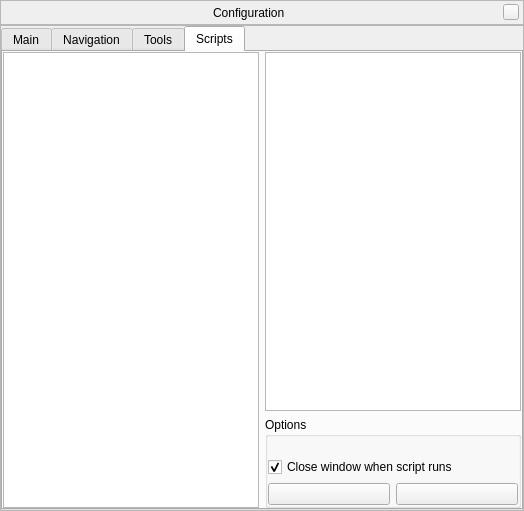
The window that src/gui/configurationDialog.ui (519984307/stellarium_src) describes before a commit, drawn with Qt 5.
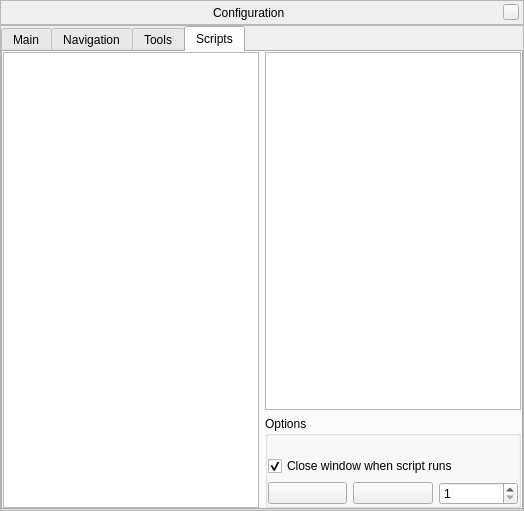
The same window after the commit. The open tabs and pages were chosen to show the change. Icons and pictures are not drawn. Custom widgets are drawn as their Qt base class.

Commit message: script execution time rate

What changed in the file:
```diff
--- a/src/gui/configurationDialog.ui
+++ b/src/gui/configurationDialog.ui
@@ -995,6 +995,19 @@
                    </property>
                   </widget>
                  </item>
+                 <item>
+                  <widget class="QDoubleSpinBox" name="scriptRateSpinBox">
+                   <property name="decimals">
+                    <number>0</number>
+                   </property>
+                   <property name="minimum">
+                    <double>1.000000000000000</double>
+                   </property>
+                   <property name="value">
+                    <double>1.000000000000000</double>
+                   </property>
+                  </widget>
+                 </item>
                 </layout>
                </item>
               </layout>
```
Left out of the diff: 631 changed lines with no effect on the pictures. The commit also changes 3 other files.
